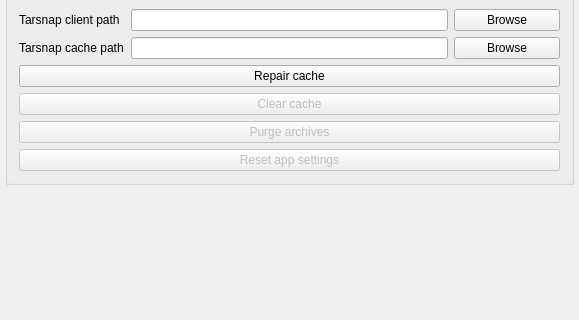
The window that mainwindow.ui (Tarsnap/tarsnap-gui) describes before a commit, drawn with Qt 5; both pictures show x 0 to 579 and y 161 to 481 of the 579 by 593 pixel window.
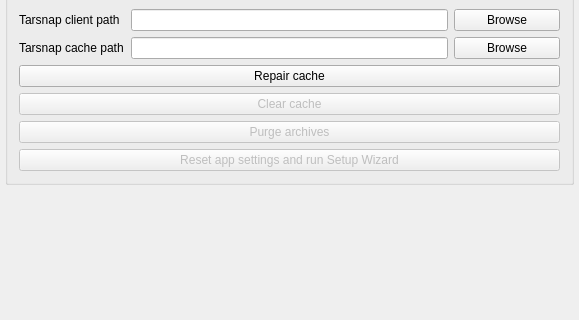
The same window after the commit. The open tabs and pages were chosen to show the change. Icons and pictures are not drawn. Custom widgets are drawn as their Qt base class.

Commit message: Add ability to clear the current Backup ListWidget via right click context menu and keyboard shortcut.

What changed in the file:
```diff
--- a/mainwindow.ui
+++ b/mainwindow.ui
@@ -1535,7 +1535,7 @@
                  <bool>false</bool>
                 </property>
                 <property name="text">
-                 <string>Reset app settings</string>
+                 <string>Reset app settings and run Setup Wizard</string>
                 </property>
                </widget>
               </item>
```
Left out of the diff: 13 changed lines with no effect on the pictures. The commit also changes 1 other file.
